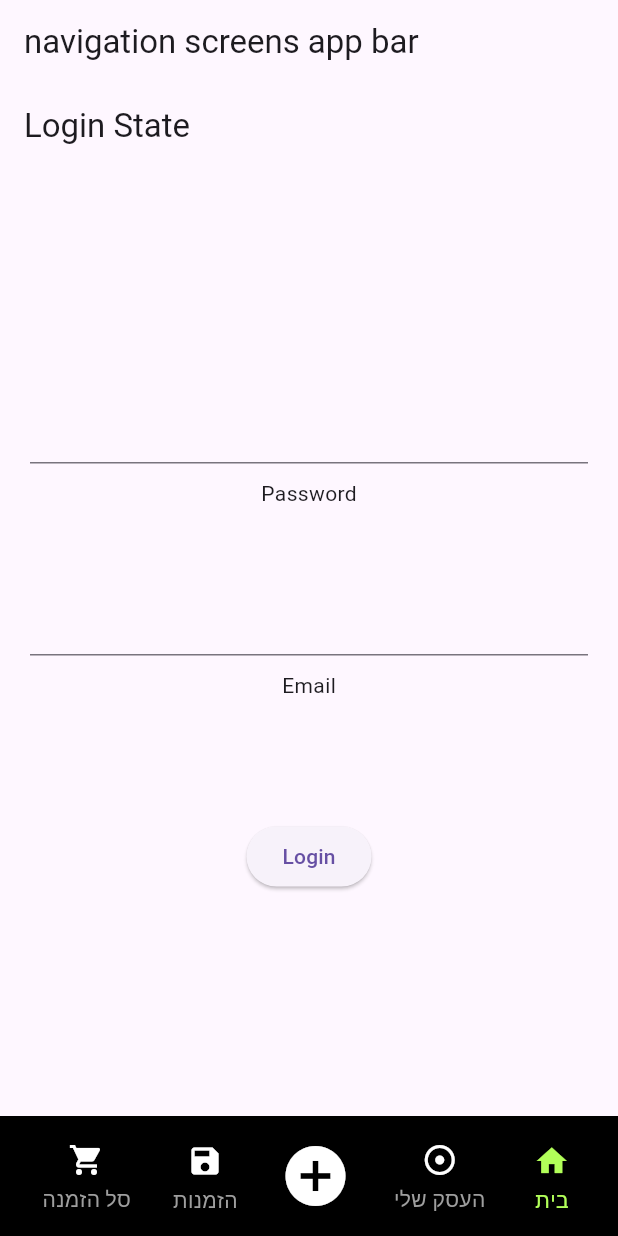
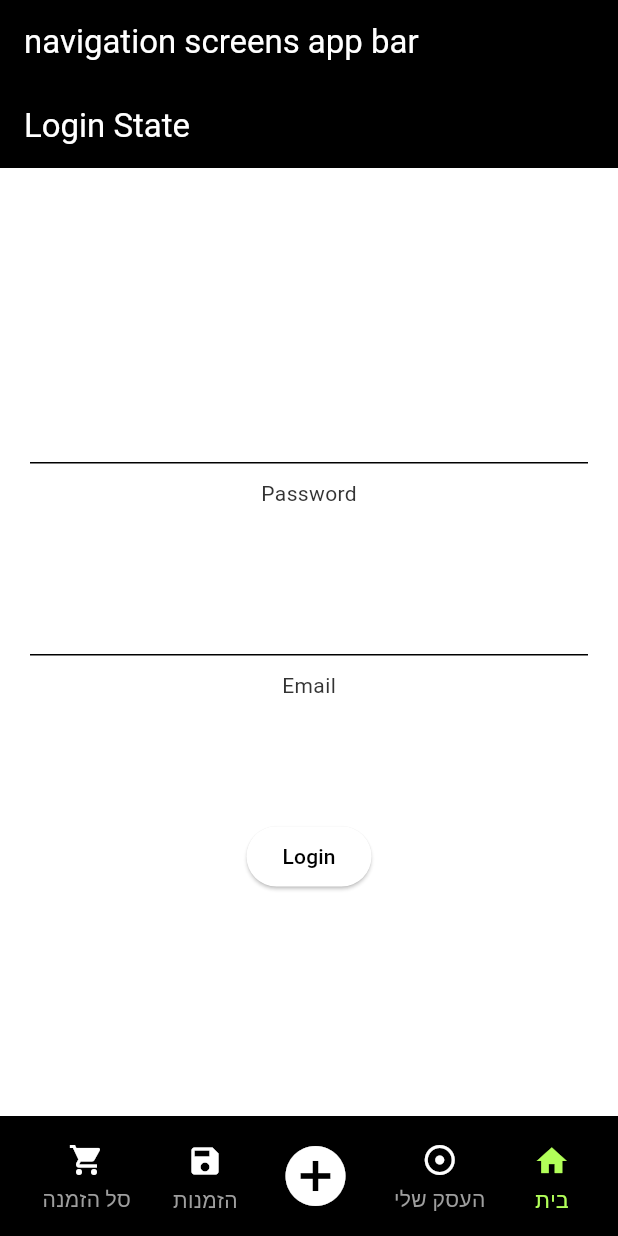
Before and after one commit to unix14/riverpod_app, a Flutter app: the screen it shows after launch, on a phone screen of 412 x 824 dp. Run offline on Flutter 3.47's test engine with Material 3 defaults, Android fonts, the phone set to English and light mode, and no system bars; our stand-ins replace flutter_riverpod, go_router; missing offline and left inert: ansi_styles.

Commit message:
added color and text theme

```diff
--- /dev/null
+++ b/lib/core/theme/cbc_theme.dart
@@ -0,0 +1,127 @@
+import 'package:flutter/material.dart';
+
+class CBCTheme {
+  static ThemeData get theme {
+    return ThemeData(
+      appBarTheme: const AppBarTheme(
+        iconTheme: IconThemeData(color: Colors.white),
+        foregroundColor: Colors.white,
+        color: Color(0xff000000),
+      ),
+      cardColor: Colors.white,
+      cardTheme: const CardTheme(
+        color: Colors.white,
+        surfaceTintColor: Colors.white,
+      ),
+      dividerColor: Colors.grey,
+      tabBarTheme: const TabBarTheme(
+        indicatorSize: TabBarIndicatorSize.tab,
+        labelColor: Colors.white,
+        unselectedLabelColor: Colors.white,
+        dividerColor: Colors.black,
+        indicatorColor: Colors.white,
+      ),
+      dialogTheme: const DialogTheme(
+        backgroundColor: Colors.white,
+        surfaceTintColor: Colors.white,
+        shadowColor: Colors.white,
+      ),
+      bottomSheetTheme: const BottomSheetThemeData(
+        backgroundColor: Colors.white,
+        surfaceTintColor: Colors.white,
+        shadowColor: Colors.white,
+      ),
+      canvasColor: Colors.white,
+      scaffoldBackgroundColor: Colors.white,
+      inputDecorationTheme: const InputDecorationTheme(
+        floatingLabelStyle: TextStyle(color: Colors.grey),
+      ),
+      colorScheme: const ColorScheme(
+          brightness: Brightness.light,
+          primary: Colors.black,
+          onPrimary: Colors.white,
+          secondary: Colors.white,
+          onSecondary: Colors.black,
+          tertiary: Colors.black,
+          onTertiary: Colors.white,
+          error: Colors.red,
+          onError: Colors.white,
+          surface: Colors.white,
+          onSurface: Colors.black,
+          surfaceTint: Colors.black,
+          secondaryContainer: Colors.grey,
+          primaryContainer: Colors.grey,
+          onPrimaryContainer: Colors.grey,
+          inversePrimary: Colors.white
+      ),
+      textSelectionTheme:
+      const TextSelectionThemeData(selectionColor: Color(0xff6699ff)),
+      textTheme: const TextTheme(
+        titleLarge: TextStyle(
+            fontFamily: "Roboto",
+            fontWeight: FontWeight.w400,
+            fontSize: 22,
+            height: 1.27,
+            color: Color(0xff333333)),
+        titleMedium: TextStyle(
+            fontFamily: "Roboto",
+            fontWeight: FontWeight.w500,
+            fontSize: 16,
+            letterSpacing: 0.1,
+            height: 1.5,
+            color: Color(0xff333333)),
+        titleSmall: TextStyle(
+            fontFamily: "Roboto",
+            fontWeight: FontWeight.w500,
+            fontSize: 14,
+            letterSpacing: 0.1,
+            height: 1.43,
+            color: Color(0xff333333)),
+        labelLarge: TextStyle(
+            fontFamily: "Roboto",
+            fontWeight: FontWeight.w500,
+            fontSize: 14,
+            letterSpacing: 0.1,
+            height: 1.43,
+            color: Color(0xff333333)),
+        labelMedium: TextStyle(
+            fontFamily: "Roboto",
+            fontWeight: FontWeight.w500,
+            fontSize: 12,
+            letterSpacing: 0.5,
+            height: 1.33,
+            color: Color(0xff333333)),
+        labelSmall: TextStyle(
+            fontFamily: "Roboto",
+            fontWeight: FontWeight.w500,
+            fontSize: 11,
+            letterSpacing: 0.5,
+            height: 1.45,
+            color: Color(0xff333333)),
+        bodyLarge: TextStyle(
+            fontFamily: "Roboto",
+            fontWeight: FontWeight.w400,
+            fontSize: 16,
+            letterSpacing: 0.5,
+            height: 1.5,
+            textBaseline: TextBaseline.ideographic,
+            color: Color(0xff333333)),
+        bodyMedium: TextStyle(
+            fontFamily: "Roboto",
+            fontWeight: FontWeight.w400,
+            fontSize: 14,
+            height: 1.43,
+            letterSpacing: 0.25,
+            color: Color(0xff333333)),
+        bodySmall: TextStyle(
+            fontFamily: "Roboto",
+            fontWeight: FontWeight.w400,
+            fontSize: 12,
+            letterSpacing: 0.4,
+            height: 1.33,
+            color: Color(0xff333333)),
+      ),
+      useMaterial3: true,
+    );
+  }
+}
--- a/lib/main.dart
+++ b/lib/main.dart
@@ -1,5 +1,6 @@
 import 'package:flutter/material.dart';
 import 'package:flutter_riverpod/flutter_riverpod.dart';
+import 'package:riverpod_app/core/theme/cbc_theme.dart';
 
 import 'core/router/router_provider.dart';
 
@@ -22,7 +23,7 @@ class MyApp extends ConsumerWidget {
 
     return MaterialApp.router(
       title: 'Riverpod App',
-      theme: ThemeData(primarySwatch: Colors.red,),
+      theme: CBCTheme.theme,
       routerConfig: goRouter,
     );
   }
```
